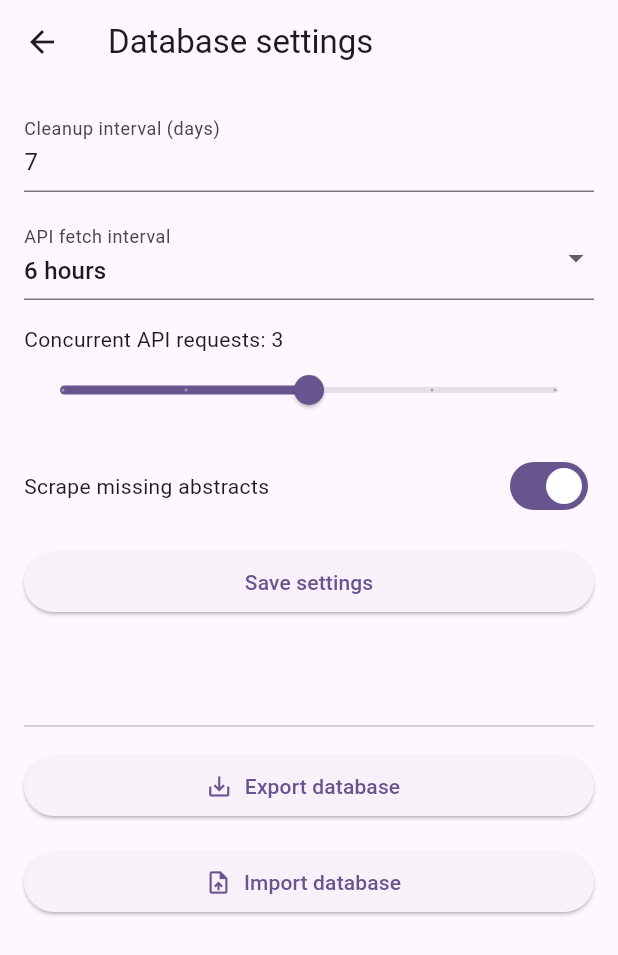
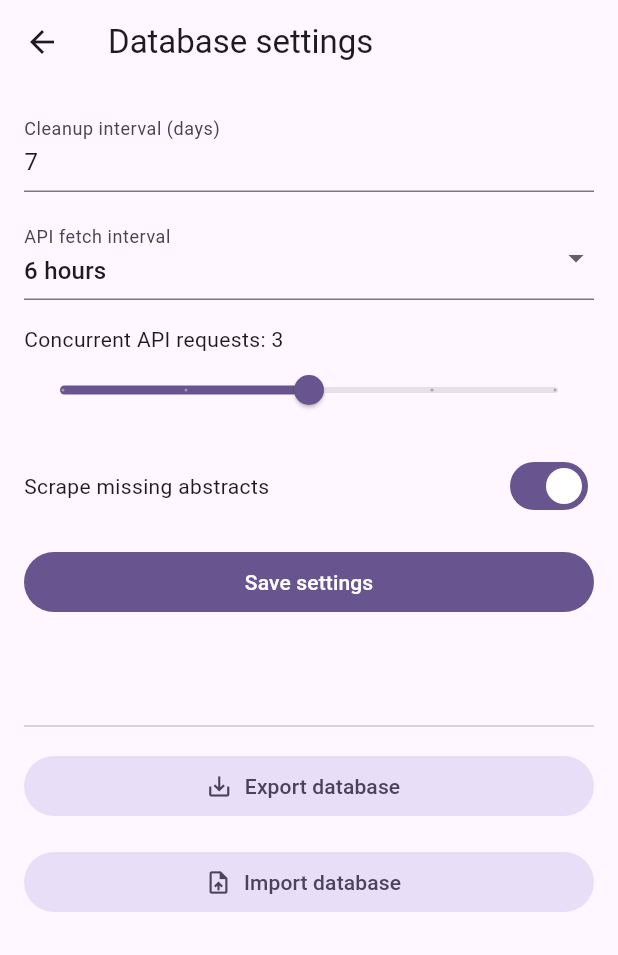
Before and after one commit to Scriptbash/Wispar, a Flutter app: the DatabaseSettingsScreen screen opened directly, on a phone screen of 412 x 824 dp. Shown: the top 955 px of the screen. Run offline on Flutter 3.47's test engine with Material 3 defaults, Android fonts, the phone set to English and light mode, and no system bars; our stand-ins replace file_picker, google_nav_bar, introduction_screen, open_filex, package_info_plus, share_plus and 2 more; missing offline and left inert: flutter_inappwebview, pdfrx; accounts and stored records are empty; generated files the repository leaves out were written again.

Commit message:
Change buttons style

```diff
--- a/lib/screens/database_settings_screen.dart
+++ b/lib/screens/database_settings_screen.dart
@@ -262,20 +262,20 @@ class _DatabaseSettingsScreenState extends State<DatabaseSettingsScreen> {
                   ],
                 ),
                 const SizedBox(height: 16),
-                ElevatedButton(
+                FilledButton(
                   onPressed: _saveSettings,
                   child: Text(AppLocalizations.of(context)!.saveSettings),
                 ),
                 const SizedBox(height: 64),
                 const Divider(),
                 const SizedBox(height: 8),
-                ElevatedButton.icon(
+                FilledButton.tonalIcon(
                   onPressed: _exportDatabase,
                   icon: Icon(Icons.save_alt),
                   label: Text(AppLocalizations.of(context)!.exportDatabase),
                 ),
                 const SizedBox(height: 16),
-                ElevatedButton.icon(
+                FilledButton.tonalIcon(
                   onPressed: _importDatabase,
                   icon: Icon(Icons.upload_file_outlined),
                   label: Text(AppLocalizations.of(context)!.importDatabase),
--- a/lib/screens/introduction_screen.dart
+++ b/lib/screens/introduction_screen.dart
@@ -89,7 +89,7 @@ class _IntroScreenState extends State<IntroScreen> {
               children: [
                 SizedBox(
                   width: double.infinity,
-                  child: ElevatedButton(
+                  child: FilledButton.tonal(
                     onPressed: () async {
                       final Map<String, dynamic>? result = await Navigator.push(
                         context,
@@ -146,7 +146,7 @@ class _IntroScreenState extends State<IntroScreen> {
             padding: const EdgeInsets.only(bottom: 30),
             child: SizedBox(
               width: double.infinity,
-              child: ElevatedButton(
+              child: FilledButton.tonal(
                 onPressed: () async {
                   await Navigator.push(
                     context,
--- a/lib/screens/zotero_settings_screen.dart
+++ b/lib/screens/zotero_settings_screen.dart
@@ -53,7 +53,7 @@ class _ZoteroSettingsState extends State<ZoteroSettings> {
                     ),
                     SizedBox(
                       width: double.infinity,
-                      child: ElevatedButton(
+                      child: FilledButton.tonal(
                         onPressed: () {
                           launchUrl(
                             Uri.parse(
@@ -90,7 +90,7 @@ class _ZoteroSettingsState extends State<ZoteroSettings> {
                     SizedBox(height: 16),
                     SizedBox(
                       width: double.infinity,
-                      child: ElevatedButton(
+                      child: FilledButton(
                         onPressed: () async {
                           String apiKey = _apiKeyController.text;
                           if (apiKey.isNotEmpty) {
--- a/lib/widgets/article_openAlex_search_form.dart
+++ b/lib/widgets/article_openAlex_search_form.dart
@@ -356,7 +356,7 @@ class _OpenAlexSearchFormState extends State<OpenAlexSearchForm> {
             Row(
               mainAxisAlignment: MainAxisAlignment.center,
               children: [
-                ElevatedButton(
+                FilledButton(
                   onPressed: () => _addQueryPart('keyword'),
                   child: Text(AppLocalizations.of(context)!.addKeyword),
                 ),
```
